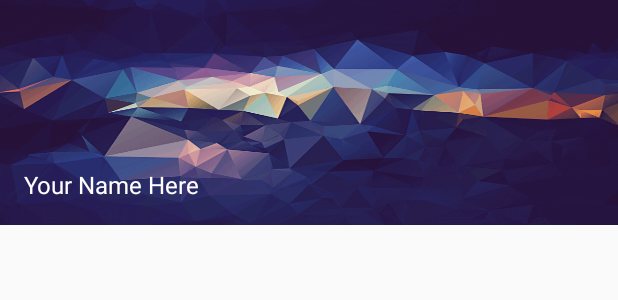
After one commit to guuilp/Carros, an Android app: the layout drawer_header.xml on its own in the app's theme, with its tools: preview values and no code run, on a phone screen of 412 x 824 dp. The commit adds this screen. Shown: the top 300 px of the screen. Run offline under Robolectric (Android 15) with nearby library versions, the phone set to English and light mode, and no system bars.

Commit message:
Incluindo navigation drawer da design lib (google)

```diff
--- /dev/null
+++ b/app/src/main/res/layout/drawer_header.xml
@@ -0,0 +1,22 @@
+<?xml version="1.0" encoding="utf-8"?>
+<FrameLayout xmlns:android="http://schemas.android.com/apk/res/android"
+    android:layout_width="match_parent"
+    android:layout_height="150dp"
+    android:orientation="vertical">
+
+    <ImageView
+        android:layout_width="match_parent"
+        android:layout_height="match_parent"
+        android:background="@drawable/nav_header_bg"
+        android:scaleType="centerInside" />
+
+    <TextView
+        style="@style/TextAppearance.AppCompat.Subhead"
+        android:layout_width="match_parent"
+        android:layout_height="wrap_content"
+        android:layout_gravity="bottom"
+        android:layout_margin="16dp"
+        android:text="Your Name Here"
+        android:textColor="@android:color/white" />
+
+</FrameLayout>
--- /dev/null
+++ b/app/src/main/res/values-v19/styles.xml
@@ -0,0 +1,16 @@
+<?xml version="1.0" encoding="utf-8"?>
+<resources>
+
+        <style name="AppTheme" parent="Theme.AppCompat.Light.NoActionBar">
+                <!-- Cor primária do aplicativo -->
+                <item name="colorPrimary">@color/primary</item>
+                <!-- Variação escura da cor primária para a status bar e contextual app bars -->
+                <item name="colorPrimaryDark">@color/primary_dark</item>
+                <!-- Cor de acentuação para as views (checkbox, textfield, etc.) -->
+                <item name="colorAccent">@color/accent</item>
+                <!-- Cor para o efeito ripple -->
+                <item name="colorControlHighlight">@color/control_highlight</item>
+
+                <item name="android:windowTranslucentStatus">true</item>
+        </style>
+</resources>
--- a/app/src/main/res/values/styles.xml
+++ b/app/src/main/res/values/styles.xml
@@ -10,6 +10,8 @@
         <item name="colorAccent">@color/accent</item>
         <!-- Cor para o efeito ripple -->
         <item name="colorControlHighlight">@color/control_highlight</item>
+
+        <item name="android:windowTranslucentStatus">true</item>
     </style>
 
 </resources>
```
Also changed, not shown: app/src/main/java/br/com/livroandroid/carros/activity/MainActivity.java (+80 -26 lines), app/src/main/res/layout/activity_main.xml (+11 -14 lines), app/src/main/res/layout/nav_drawer_listview.xml (deleted, +0 -20 lines), app/src/main/res/layout/nav_header.xml (deleted, +0 -33 lines), app/src/main/res/menu/nav_menu.xml (renamed from app/src/main/res/menu/drawer_view.xml, +0 -18 lines), app/src/main/res/drawable-nodpi/nav_header_bg.png (added).
